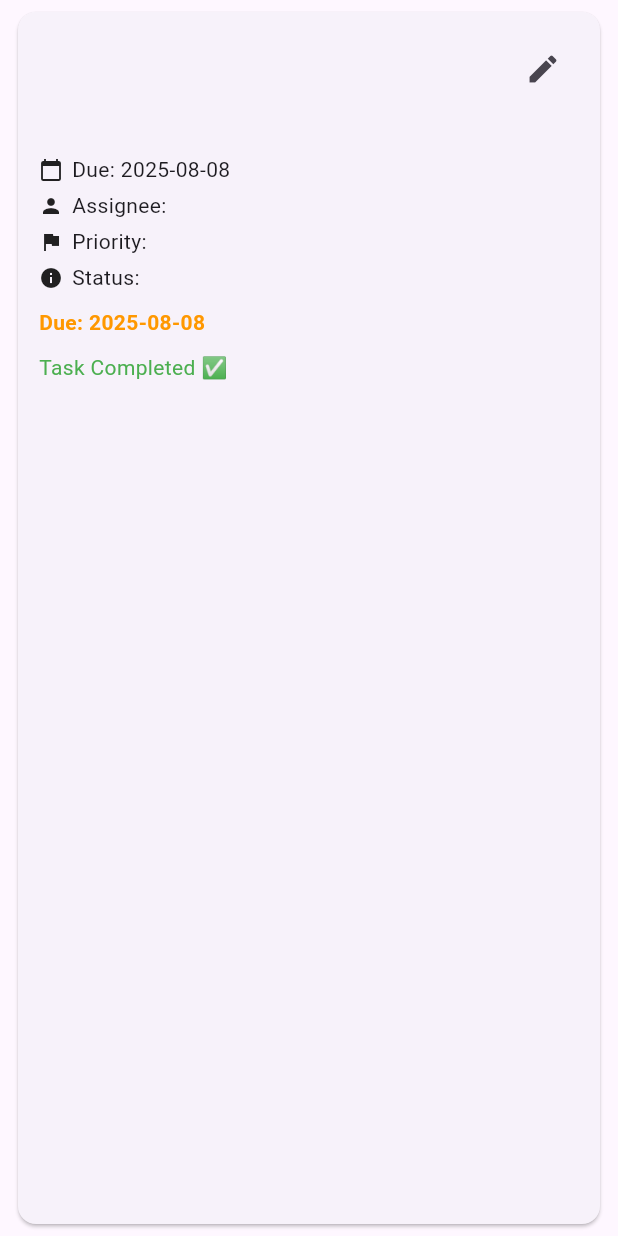
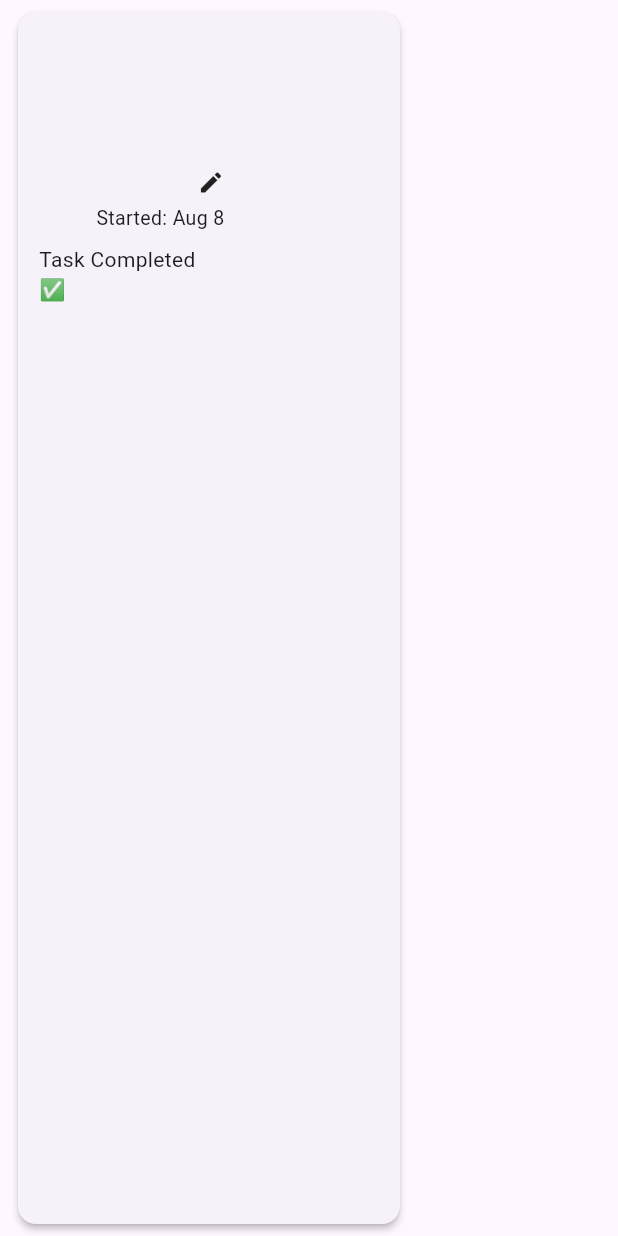
Before and after one commit to AnkitBisht1317/Railse-Flutter-Assignment-Completion, a Flutter app: the TaskCard widget shown alone on an empty page, opened directly with empty values, on a phone screen of 412 x 824 dp. Run offline on Flutter 3.47's test engine with Material 3 defaults, Android fonts, the phone set to English and light mode, and no system bars; our stand-ins replace cloud_firestore, firebase_core; accounts and stored records are empty.

Commit message:
Update task_card.dart

```diff
--- a/lib/widgets/task_card.dart
+++ b/lib/widgets/task_card.dart
@@ -19,108 +19,150 @@ class TaskCard extends StatelessWidget {
 
   @override
   Widget build(BuildContext context) {
-    final isOverdue =
-        task.dueDate.isBefore(DateTime.now()) && task.status != 'Completed';
-    final dateFormat = DateFormat('yyyy-MM-dd');
+    final screenWidth = MediaQuery.of(context).size.width;
+    final isSmallScreen = screenWidth < 360;
 
+    final now = DateTime.now();
+    final dateFormat = DateFormat('MMM d');
+    final timeFormat = DateFormat('HH:mm');
+
+    final isOverdue = task.dueDate.isBefore(now) && task.status != 'Completed';
+    final isDueTomorrow = task.dueDate.difference(now).inDays == 1;
+    final isDueSoon =
+        task.dueDate.difference(now).inDays > 1 &&
+        task.dueDate.difference(now).inDays <= 3;
+
+    String statusText;
     Color statusColor;
-    String statusText;
+
     if (task.status == 'Completed') {
+      statusText = 'Completed: ${dateFormat.format(task.dueDate)}';
       statusColor = Colors.green;
-      statusText = 'Completed';
     } else if (isOverdue) {
+      final diff = now.difference(task.dueDate);
+      statusText = 'Overdue – ${diff.inHours}h ${diff.inMinutes % 60}m';
       statusColor = Colors.red;
-      statusText = 'Overdue';
+    } else if (isDueTomorrow) {
+      statusText = 'Due Tomorrow';
+      statusColor = Colors.orange;
+    } else if (isDueSoon) {
+      statusText = 'Due in ${task.dueDate.difference(now).inDays} days';
+      statusColor = Colors.deepOrangeAccent;
     } else {
-      statusColor = Colors.orange;
-      statusText = 'Due: ${dateFormat.format(task.dueDate)}';
+      statusText = '';
+      statusColor = Colors.black;
     }
 
     return Card(
       margin: const EdgeInsets.symmetric(vertical: 8, horizontal: 12),
+      elevation: 2,
       child: Padding(
         padding: const EdgeInsets.all(14),
         child: Column(
           crossAxisAlignment: CrossAxisAlignment.start,
           children: [
-            // Title
-            Row(
-              mainAxisAlignment: MainAxisAlignment.spaceBetween,
+            // Title and Description Section
+            Wrap(
+              spacing: 12,
+              runSpacing: 12,
+              children: [
+                // Left Section
+                SizedBox(
+                  width: screenWidth * 0.55,
+                  child: Column(
+                    crossAxisAlignment: CrossAxisAlignment.start,
                     children: [
                       Text(
                         task.title,
-                  style: const TextStyle(
-                    fontSize: 16,
+                        style: TextStyle(
+                          color: Colors.blue,
+                          decoration: TextDecoration.underline,
+                          fontWeight: FontWeight.w600,
+                          fontSize: isSmallScreen ? 14 : 16,
+                        ),
+                      ),
+                      const SizedBox(height: 4),
+                      Text(
+                        task.description,
+                        style: TextStyle(fontSize: isSmallScreen ? 12 : 14),
+                      ),
+                      const SizedBox(height: 8),
+                      Text(
+                        task.assignee,
+                        style: const TextStyle(fontWeight: FontWeight.w500),
+                      ),
+                      if (task.priority == 'High') ...[
+                        const SizedBox(height: 4),
+                        const Text(
+                          'High Priority',
+                          style: TextStyle(
+                            color: Colors.red,
                             fontWeight: FontWeight.bold,
                           ),
                         ),
+                      ],
+                    ],
+                  ),
+                ),
+
+                // Right Section
+                SizedBox(
+                  width: screenWidth * 0.3,
+                  child: Column(
+                    crossAxisAlignment: CrossAxisAlignment.end,
+                    children: [
                       if (task.status != 'Completed')
-                  IconButton(
-                    icon: const Icon(Icons.edit),
-                    onPressed: onEditDate,
+                        Row(
+                          mainAxisSize: MainAxisSize.min,
+                          mainAxisAlignment: MainAxisAlignment.end,
+                          children: [
+                            Flexible(
+                              child: Text(
+                                statusText,
+                                style: TextStyle(
+                                  color: statusColor,
+                                  fontWeight: FontWeight.bold,
+                                  fontSize: isSmallScreen ? 12 : 14,
+                                ),
+                              ),
+                            ),
+                            const SizedBox(width: 4),
+                            InkWell(
+                              onTap: onEditDate,
+                              child: const Icon(Icons.edit, size: 18),
                             ),
                           ],
+                        )
+                      else
+                        Text(
+                          statusText,
+                          style: TextStyle(
+                            color: statusColor,
+                            fontWeight: FontWeight.bold,
                           ),
-
-            const SizedBox(height: 4),
-            Text(task.description, style: const TextStyle(fontSize: 14)),
-            const SizedBox(height: 8),
-
-            Row(
-              children: [
-                const Icon(Icons.calendar_today, size: 16),
-                const SizedBox(width: 6),
-                Text("Due: ${dateFormat.format(task.dueDate)}"),
-              ],
                         ),
                       const SizedBox(height: 4),
-            Row(
-              children: [
-                const Icon(Icons.person, size: 16),
-                const SizedBox(width: 6),
-                Text("Assignee: ${task.assignee}"),
-              ],
+                      Text(
+                        'Started: ${dateFormat.format(task.startDate)}',
+                        style: const TextStyle(fontSize: 13),
                       ),
-            const SizedBox(height: 4),
-            Row(
-              children: [
-                const Icon(Icons.flag, size: 16),
-                const SizedBox(width: 6),
-                Text("Priority: ${task.priority}"),
-              ],
-            ),
-            const SizedBox(height: 4),
-            Row(
-              children: [
-                const Icon(Icons.info, size: 16),
-                const SizedBox(width: 6),
-                Text("Status: ${task.status}"),
-              ],
-            ),
-            const SizedBox(height: 10),
-
-            // Status bar
-            Text(
-              statusText,
-              style: TextStyle(color: statusColor, fontWeight: FontWeight.w600),
-            ),
-
-            const SizedBox(height: 10),
-
+                      const SizedBox(height: 8),
                       if (task.status == 'Not Started')
                         ElevatedButton(
                           onPressed: onStartTask,
-                child: const Text("Start Task"),
+                          child: const Text('Start Task'),
                         )
                       else if (task.status == 'Started')
-              ElevatedButton(
+                        TextButton(
                           onPressed: onMarkComplete,
-                child: const Text("Mark as Complete"),
+                          child: const Text('Mark as complete'),
                         )
                       else
-              const Text(
-                "Task Completed ✅",
-                style: TextStyle(color: Colors.green),
+                        const Text("Task Completed ✅"),
+                    ],
+                  ),
+                ),
+              ],
             ),
           ],
         ),
```
Lines whose indentation alone changed are shown as unchanged.
